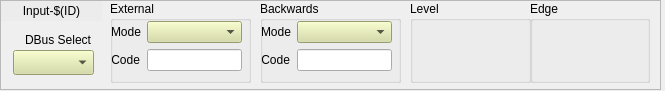
This is ui/EVR/evr_input.ui in epics-modules/mrfioc2 as Qt 5 draws it before an edit. The edited form follows.
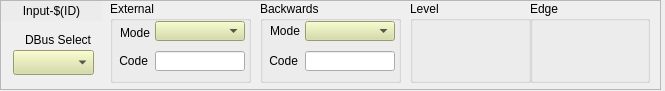
This is the edited form. Custom widgets are drawn as their Qt base class.

What changed in the file:
```diff
--- a/ui/EVR/evr_input.ui
+++ b/ui/EVR/evr_input.ui
@@ -59,38 +59,15 @@
     <property name="title">
      <string>External</string>
     </property>
-    <widget class="QWidget" name="formLayoutWidget">
-     <property name="geometry">
-      <rect>
-       <x>1</x>
-       <y>20</y>
-       <width>131</width>
-       <height>61</height>
-      </rect>
-     </property>
-     <layout class="QFormLayout" name="formLayout">
-      <item row="0" column="0">
-       <widget class="QLabel" name="label_15">
-        <property name="text">
-         <string>Mode</string>
-        </property>
-        <property name="alignment">
-         <set>Qt::AlignRight|Qt::AlignTrailing|Qt::AlignVCenter</set>
-        </property>
-       </widget>
-      </item>
-      <item row="0" column="1">
-       <widget class="caMenu" name="camenu_2">
-        <property name="styleSheet">
-         <string notr="true">background-color: rgb(212, 219, 157);</string>
-        </property>
-        <property name="channel" stdset="0">
-         <string notr="true">$(EVR):In-$(ID)-Trig-Ext-Sel</string>
-        </property>
-       </widget>
-      </item>
-      <item row="1" column="0">
        <widget class="QLabel" name="label_16">
+     <property name="geometry">
+      <rect>
+       <x>5</x>
+       <y>50</y>
+       <width>33</width>
+       <height>20</height>
+      </rect>
+     </property>
         <property name="text">
          <string>Code</string>
         </property>
@@ -98,9 +75,34 @@
          <set>Qt::AlignRight|Qt::AlignTrailing|Qt::AlignVCenter</set>
         </property>
        </widget>
-      </item>
-      <item row="1" column="1">
+    <widget class="QLabel" name="label_15">
+     <property name="geometry">
+      <rect>
+       <x>5</x>
+       <y>20</y>
+       <width>35</width>
+       <height>23</height>
+      </rect>
+     </property>
+     <property name="text">
+      <string>Mode</string>
+     </property>
+     <property name="alignment">
+      <set>Qt::AlignRight|Qt::AlignTrailing|Qt::AlignVCenter</set>
+     </property>
+    </widget>
        <widget class="caTextEntry" name="catextentry_4">
+     <property name="geometry">
+      <rect>
+       <x>45</x>
+       <y>50</y>
+       <width>90</width>
+       <height>20</height>
+      </rect>
+     </property>
+     <property name="toolTip">
+      <string>Sets the code which will be applied to the local mapping ram whenever the External Mode condition is met.</string>
+     </property>
         <property name="channel" stdset="0">
          <string notr="true">$(EVR):In-$(ID)-Code-Ext-SP</string>
         </property>
@@ -115,8 +117,24 @@
          <enum>caLineEdit::Static</enum>
         </property>
        </widget>
-      </item>
-     </layout>
+    <widget class="caMenu" name="camenu_2">
+     <property name="geometry">
+      <rect>
+       <x>45</x>
+       <y>20</y>
+       <width>90</width>
+       <height>20</height>
+      </rect>
+     </property>
+     <property name="toolTip">
+      <string>Selects the condition in which to inject event codes into the local mapping ram. These codes are treated as codes coming from the downstream event link.</string>
+     </property>
+     <property name="styleSheet">
+      <string notr="true">background-color: rgb(212, 219, 157);</string>
+     </property>
+     <property name="channel" stdset="0">
+      <string notr="true">$(EVR):In-$(ID)-Trig-Ext-Sel</string>
+     </property>
     </widget>
    </widget>
    <widget class="QGroupBox" name="groupBox_2">
@@ -131,28 +149,18 @@
     <property name="title">
      <string>Backwards</string>
     </property>
-    <widget class="QWidget" name="formLayoutWidget_2">
-     <property name="geometry">
-      <rect>
-       <x>1</x>
-       <y>20</y>
-       <width>131</width>
-       <height>61</height>
-      </rect>
-     </property>
-     <layout class="QFormLayout" name="formLayout_2">
-      <item row="0" column="0">
-       <widget class="QLabel" name="label_17">
-        <property name="text">
-         <string>Mode</string>
-        </property>
-        <property name="alignment">
-         <set>Qt::AlignRight|Qt::AlignTrailing|Qt::AlignVCenter</set>
-        </property>
-       </widget>
-      </item>
-      <item row="0" column="1">
        <widget class="caMenu" name="camenu_4">
+     <property name="geometry">
+      <rect>
+       <x>45</x>
+       <y>20</y>
+       <width>90</width>
+       <height>20</height>
+      </rect>
+     </property>
+     <property name="toolTip">
+      <string>Selects the condition in which to send on the upstream event link.</string>
+     </property>
         <property name="styleSheet">
          <string notr="true">background-color: rgb(212, 219, 157);</string>
         </property>
@@ -160,19 +168,34 @@
          <string notr="true">$(EVR):In-$(ID)-Trig-Back-Sel</string>
         </property>
        </widget>
-      </item>
-      <item row="1" column="0">
-       <widget class="QLabel" name="label_18">
+    <widget class="QLabel" name="label_17">
+     <property name="geometry">
+      <rect>
+       <x>5</x>
+       <y>20</y>
+       <width>35</width>
+       <height>20</height>
+      </rect>
+     </property>
         <property name="text">
-         <string>Code</string>
+      <string>Mode</string>
         </property>
         <property name="alignment">
          <set>Qt::AlignRight|Qt::AlignTrailing|Qt::AlignVCenter</set>
         </property>
        </widget>
-      </item>
-      <item row="1" column="1">
        <widget class="caTextEntry" name="catextentry_5">
+     <property name="geometry">
+      <rect>
+       <x>45</x>
+       <y>50</y>
+       <width>90</width>
+       <height>20</height>
+      </rect>
+     </property>
+     <property name="toolTip">
+      <string>Sets the code which will be sent on the upstream event link whenever the Backwards Mode condition is met.</string>
+     </property>
         <property name="channel" stdset="0">
          <string notr="true">$(EVR):In-$(ID)-Code-Back-SP</string>
         </property>
@@ -187,8 +210,21 @@
          <enum>caLineEdit::Static</enum>
         </property>
        </widget>
-      </item>
-     </layout>
+    <widget class="QLabel" name="label_18">
+     <property name="geometry">
+      <rect>
+       <x>5</x>
+       <y>50</y>
+       <width>33</width>
+       <height>20</height>
+      </rect>
+     </property>
+     <property name="text">
+      <string>Code</string>
+     </property>
+     <property name="alignment">
+      <set>Qt::AlignRight|Qt::AlignTrailing|Qt::AlignVCenter</set>
+     </property>
     </widget>
    </widget>
    <widget class="QLabel" name="label_14">
```
Left out of the diff: 13 changed lines with no effect on the pictures. Lines whose indentation alone changed are shown as unchanged.
